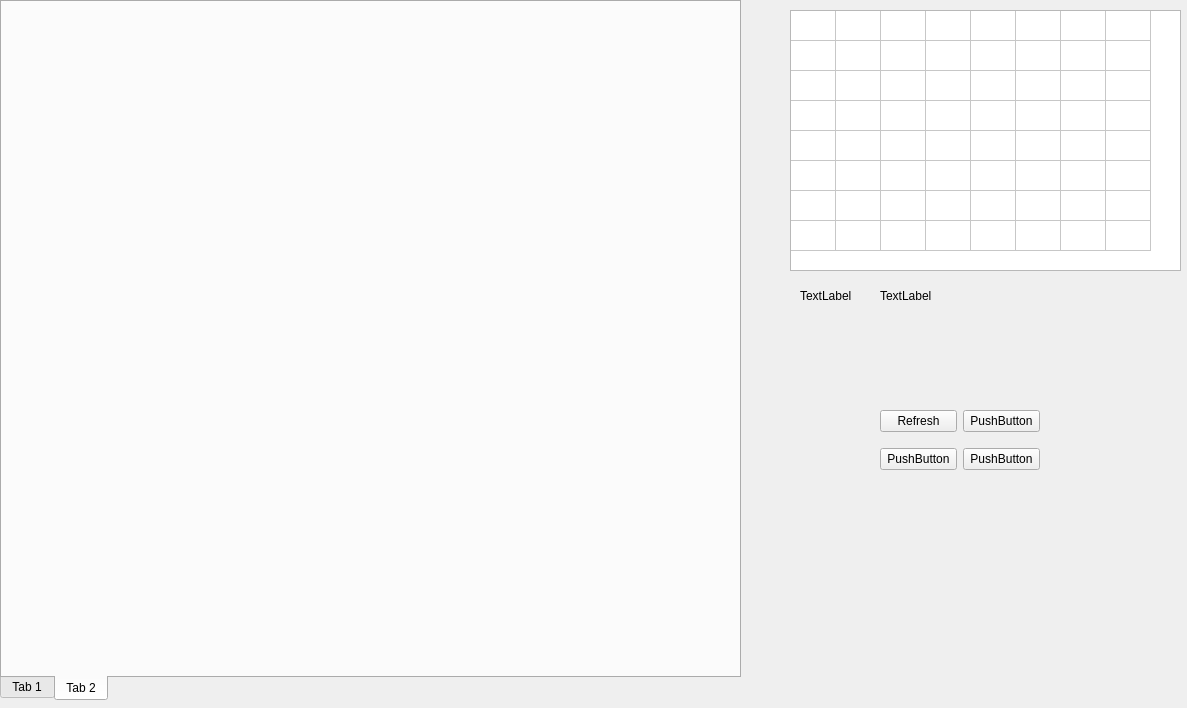
hooloong/gitpython, file twoFirst01/DimmingDebugger_Readback_SX7/Drawlg_res.ui: the form before one commit.
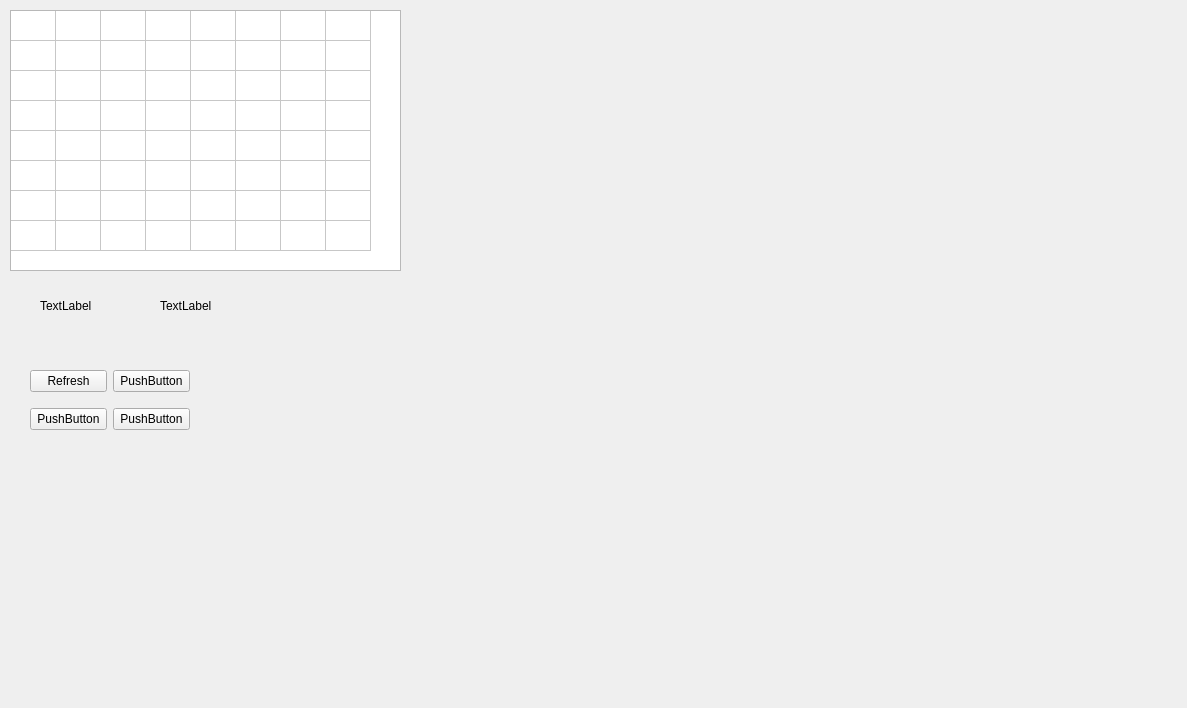
The form after the commit.

The edit to the form file:
```diff
--- a/twoFirst01/DimmingDebugger_Readback_SX7/Drawlg_res.ui
+++ b/twoFirst01/DimmingDebugger_Readback_SX7/Drawlg_res.ui
@@ -16,7 +16,7 @@
   <widget class="QTableWidget" name="tableWidget_lg">
    <property name="geometry">
     <rect>
-     <x>790</x>
+     <x>10</x>
      <y>10</y>
      <width>391</width>
      <height>261</height>
@@ -63,8 +63,8 @@
   <widget class="QWidget" name="gridLayoutWidget">
    <property name="geometry">
     <rect>
-     <x>880</x>
-     <y>400</y>
+     <x>30</x>
+     <y>360</y>
      <width>160</width>
      <height>80</height>
     </rect>
@@ -103,8 +103,8 @@
   <widget class="QLabel" name="label_1">
    <property name="geometry">
     <rect>
-     <x>800</x>
-     <y>290</y>
+     <x>40</x>
+     <y>300</y>
      <width>54</width>
      <height>12</height>
     </rect>
@@ -116,8 +116,8 @@
   <widget class="QLabel" name="label_2">
    <property name="geometry">
     <rect>
-     <x>880</x>
-     <y>290</y>
+     <x>160</x>
+     <y>300</y>
      <width>54</width>
      <height>12</height>
     </rect>
@@ -126,31 +126,16 @@
     <string>TextLabel</string>
    </property>
   </widget>
-  <widget class="QTabWidget" name="tabWidget">
+  <widget class="QWidget" name="gridLayoutWidget_2">
    <property name="geometry">
     <rect>
-     <x>0</x>
-     <y>0</y>
+     <x>430</x>
+     <y>10</y>
      <width>741</width>
-     <height>701</height>
+     <height>681</height>
     </rect>
    </property>
-   <property name="tabPosition">
-    <enum>QTabWidget::South</enum>
-   </property>
-   <property name="currentIndex">
-    <number>1</number>
-   </property>
-   <widget class="QWidget" name="tab">
-    <attribute name="title">
-     <string>Tab 1</string>
-    </attribute>
-   </widget>
-   <widget class="QWidget" name="tab_2">
-    <attribute name="title">
-     <string>Tab 2</string>
-    </attribute>
-   </widget>
+   <layout class="QGridLayout" name="gridLayout_2"/>
   </widget>
  </widget>
  <resources/>
```
